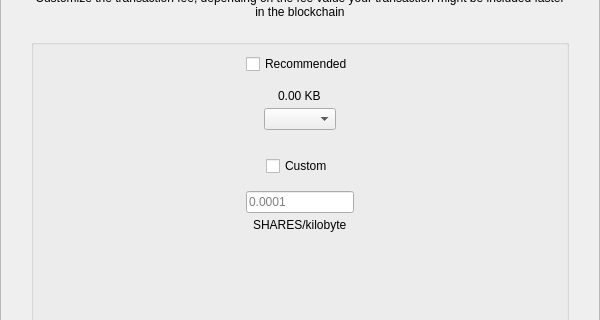
This is src/qt/cryptoshares/forms/sendcustomfeedialog.ui in Cryptosharescoin/shares as Qt 5 draws it before an edit; both pictures show x 0 to 600 and y 90 to 410 of the 600 by 550 pixel window. The edited form follows.
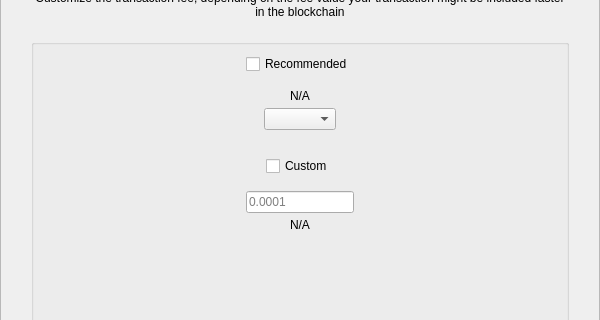
This is the edited form.

What changed in the file:
```diff
--- a/src/qt/cryptoshares/forms/sendcustomfeedialog.ui
+++ b/src/qt/cryptoshares/forms/sendcustomfeedialog.ui
@@ -224,7 +224,7 @@
            <item alignment="Qt::AlignHCenter">
             <widget class="QLabel" name="labelFee">
              <property name="text">
-              <string>0.00 KB</string>
+              <string notr="true">N/A</string>
              </property>
             </widget>
            </item>
@@ -287,7 +287,7 @@
            <item alignment="Qt::AlignHCenter">
             <widget class="QLabel" name="labelCustomFee">
              <property name="text">
-              <string>SHARES/kilobyte</string>
+              <string notr="true">N/A</string>
              </property>
             </widget>
            </item>
```
Left out of the diff: 2 changed lines with no effect on the pictures.
